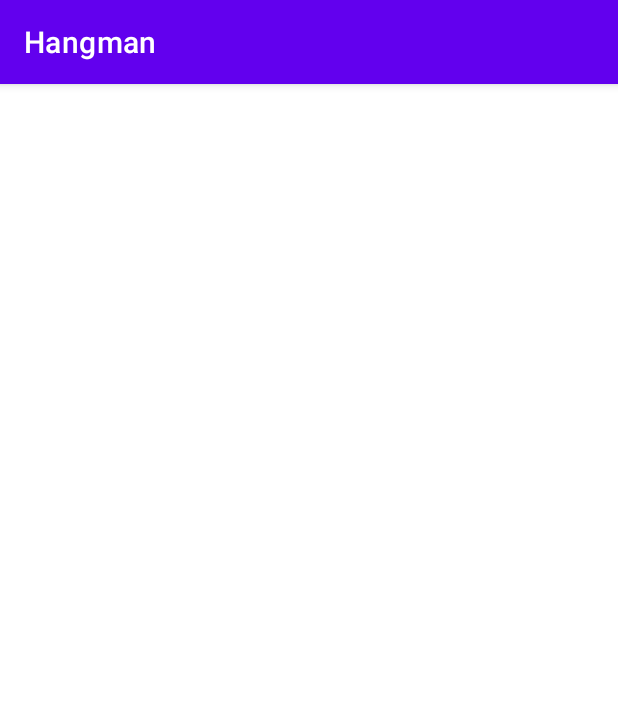
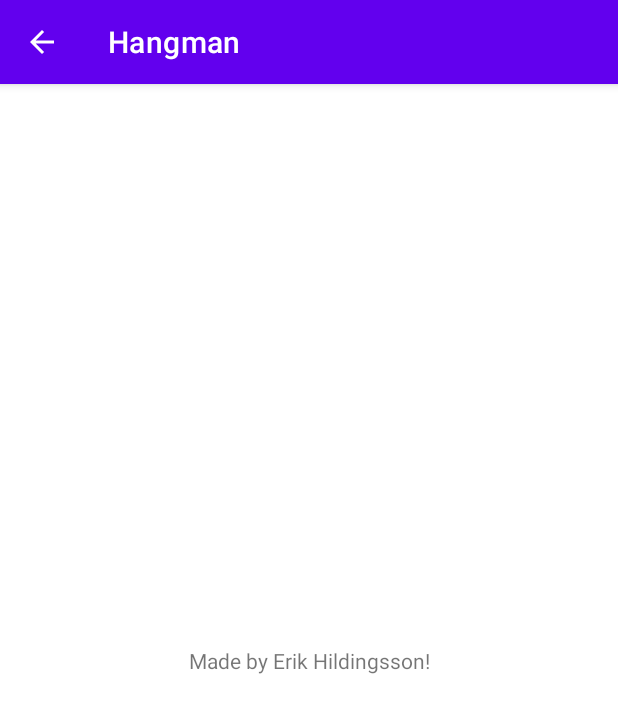
Before and after one commit to ehildingg/Hangman-Game-, an Android app: the AboutActivity screen opened directly, with no data from a screen before it, on a phone screen of 412 x 824 dp. Shown: the top 713 px of the screen. Run offline under Robolectric (Android 15) with nearby library versions, the phone set to English and light mode, and no system bars.

```diff
--- a/app/src/main/java/com/ehilding/hangman_ehilding/GameActivity.java
+++ b/app/src/main/java/com/ehilding/hangman_ehilding/GameActivity.java
@@ -10,5 +10,9 @@ public class GameActivity extends AppCompatActivity {
     protected void onCreate(Bundle savedInstanceState) {
         super.onCreate(savedInstanceState);
         setContentView(R.layout.activity_game);
+
+        GameEngine game = GameEngine.getInstance();
+        game.promptSysout();
+
     }
 }
--- a/app/src/main/res/layout/activity_about.xml
+++ b/app/src/main/res/layout/activity_about.xml
@@ -6,4 +6,13 @@
     android:layout_height="match_parent"
     tools:context=".AboutActivity">
 
+    <TextView
+        android:id="@+id/textView2"
+        android:layout_width="wrap_content"
+        android:layout_height="wrap_content"
+        android:text="@string/about"
+        app:layout_constraintBottom_toBottomOf="parent"
+        app:layout_constraintEnd_toEndOf="parent"
+        app:layout_constraintStart_toStartOf="parent"
+        app:layout_constraintTop_toTopOf="parent" />
 </androidx.constraintlayout.widget.ConstraintLayout>
--- a/app/src/main/res/values/strings.xml
+++ b/app/src/main/res/values/strings.xml
@@ -3,4 +3,5 @@
     <string name="title">Hangman Game!</string>
     <string name="button_one">Play Game!</string>
     <string name="button_two">About The Game</string>
+    <string name="about">Made by Erik Hildingsson!</string>
 </resources>
```
Also changed, not shown: app/src/main/AndroidManifest.xml (+5 -2 lines), app/src/main/java/com/ehilding/hangman_ehilding/GameEngine.java (added, +25 -0 lines).
